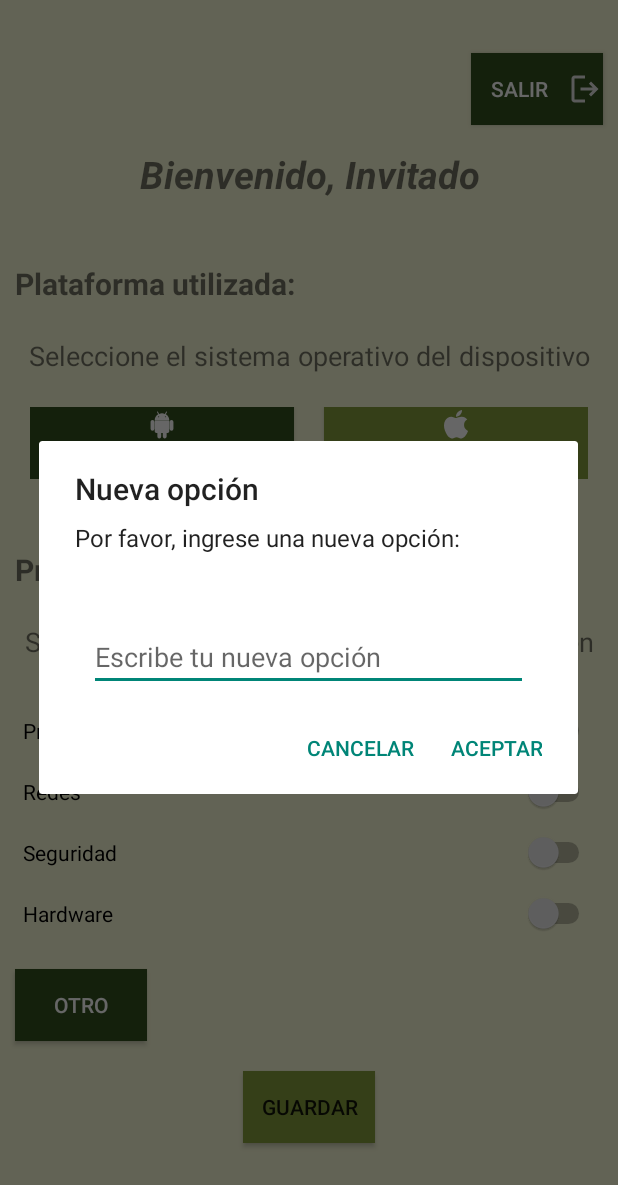
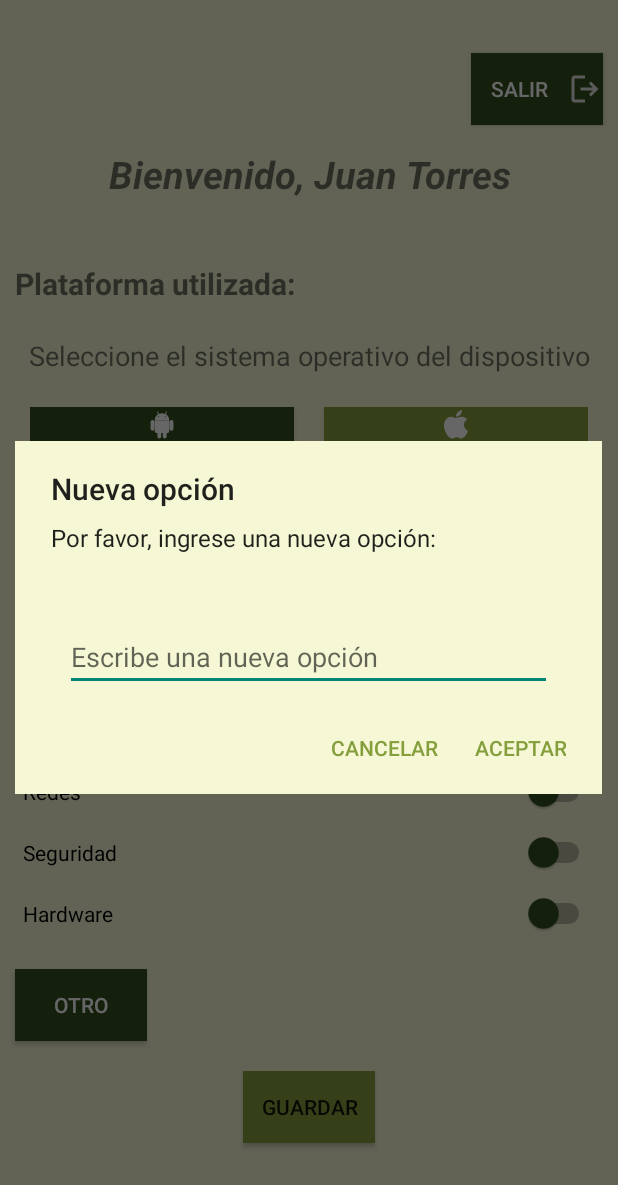
Before and after one commit to Mauricitoxx/Grupo-12-Aplicaciones-Moviles-2025, an Android app built with Jetpack Compose: the MainActivity screen opened directly, with no data from a screen before it, after a tap on "OTRO", on a phone screen of 412 x 824 dp. Shown: the top 1185 px of the screen. Run offline under Robolectric (Android 15) with nearby library versions, the phone set to English and light mode, and no system bars; 3 other taps on this screen came first.

Commit message:
otros cambios esteticos

```diff
--- a/app/src/main/java/com/example/myapplication/LoginActivity.kt
+++ b/app/src/main/java/com/example/myapplication/LoginActivity.kt
@@ -97,12 +97,12 @@ class LoginActivity : AppCompatActivity() {
                 val intent = Intent(this, MainActivity::class.java)
                 intent.putExtra("nombre", email)
                 startActivity(intent)
-                Toast.makeText(this, "Inicio Sesion exitoso", Toast.LENGTH_LONG).show()
+                Toast.makeText(this, "Inicio de Sesión exitoso", Toast.LENGTH_LONG).show()
                 finish()
             } else {
                 emailEditText.setBackgroundResource(R.drawable.borderbox)
                 constraseniaEditText.setBackgroundResource(R.drawable.borderbox)
-                passwordErrorText.text = "No se pudo iniciar sesión porque no existe cuenta con ese mail"
+                passwordErrorText.text = "No se pudo iniciar sesión porque no existe una cuenta con ese mail"
                 passwordErrorText.visibility = TextView.VISIBLE
             }
         }
--- a/app/src/main/java/com/example/myapplication/MainActivity.kt
+++ b/app/src/main/java/com/example/myapplication/MainActivity.kt
@@ -47,7 +47,7 @@ class MainActivity : AppCompatActivity() {
 
         OtroButton.setOnClickListener {
             val input = EditText(this)
-            input.hint = "Escribe tu nueva opción"
+            input.hint = "Escribe una nueva opción"
 
             val container = LinearLayout(this)
             container.orientation = LinearLayout.VERTICAL
@@ -70,6 +70,16 @@ class MainActivity : AppCompatActivity() {
                 .setNegativeButton("Cancelar", null)
                 .create()
 
+            dialog.setOnShowListener {
+                dialog.window?.setBackgroundDrawableResource(R.color.Yellow1)
+
+                val positiveButton = dialog.getButton(AlertDialog.BUTTON_POSITIVE)
+                val negativeButton = dialog.getButton(AlertDialog.BUTTON_NEGATIVE)
+
+                positiveButton.setTextColor(ContextCompat.getColor(this, R.color.Green1))
+                negativeButton.setTextColor(ContextCompat.getColor(this, R.color.Green1))
+            }
+
             dialog.show()
         }
 
@@ -91,11 +101,20 @@ class MainActivity : AppCompatActivity() {
             mensaje.append("Otras opciones: ${if (opcionesExtras.isNotEmpty()) opcionesExtras.joinToString(", ") else "Ninguna"}")
 
 
-            AlertDialog.Builder(this)
+            val dialog = AlertDialog.Builder(this)
                 .setTitle("Sus preferencias")
                 .setMessage(mensaje.toString())
                 .setPositiveButton("OK", null)
-                .show()
+                .create()
+
+            dialog.setOnShowListener {
+                dialog.window?.setBackgroundDrawableResource(R.color.Yellow1)
+
+                val okButton = dialog.getButton(AlertDialog.BUTTON_POSITIVE)
+                okButton.setTextColor(ContextCompat.getColor(this, R.color.Green1))
+            }
+
+            dialog.show()
 
 
             Preferencia1.isChecked = false
@@ -112,7 +131,7 @@ class MainActivity : AppCompatActivity() {
             startActivity(intent)
         }
 
-        val nom = intent.getStringExtra("Nombre") ?: "Invitado"
+        val nom = intent.getStringExtra("Nombre") ?: "Juan Torres"
         val textoUsuario = findViewById<TextView>(R.id.textViewBienvenido)
         textoUsuario.text = "Bienvenido, $nom"
     }
--- a/app/src/main/java/com/example/myapplication/RegisterActivity.kt
+++ b/app/src/main/java/com/example/myapplication/RegisterActivity.kt
@@ -30,7 +30,6 @@ class RegisterActivity : AppCompatActivity() {
 
         val defaultBackground = nombreEdit.background
 
-        // Mostrar/ocultar contraseña principal
         contraseniaEdit.setOnTouchListener { _, event ->
             if (event.action == MotionEvent.ACTION_UP) {
                 val drawableEnd = 2
@@ -50,7 +49,6 @@ class RegisterActivity : AppCompatActivity() {
             false
         }
 
-        // Mostrar/ocultar repetir contraseña
         repcontraseniaEdit.setOnTouchListener { _, event ->
             if (event.action == MotionEvent.ACTION_UP) {
                 val drawableEnd = 2
@@ -76,13 +74,11 @@ class RegisterActivity : AppCompatActivity() {
             val contrasenia = contraseniaEdit.text.toString().trim()
             val repecontrasenia = repcontraseniaEdit.text.toString().trim()
 
-            // Ocultar errores previos
             errorNombre.visibility = TextView.GONE
             errorEmail.visibility = TextView.GONE
             errorPass.visibility = TextView.GONE
             errorRepeatPass.visibility = TextView.GONE
 
-            // Resetear bordes
             nombreEdit.background = defaultBackground
             emailEdit.background = defaultBackground
             contraseniaEdit.background = defaultBackground
--- a/app/src/main/res/layout/bienvenida.xml
+++ b/app/src/main/res/layout/bienvenida.xml
@@ -112,7 +112,8 @@
         android:layout_height="wrap_content"
         android:text="Programación"
         android:layout_marginBottom="20px"
-        android:layout_marginHorizontal="15dp"/>
+        android:layout_marginHorizontal="15dp"
+        android:thumbTint="@color/Green2" />
 
 
     <Switch
@@ -121,7 +122,8 @@
         android:layout_height="wrap_content"
         android:text="Redes"
         android:layout_marginBottom="20px"
-        android:layout_marginHorizontal="15dp"/>
+        android:layout_marginHorizontal="15dp"
+        android:thumbTint="@color/Green2"/>
 
     <Switch
         android:id="@+id/switch3"
@@ -129,7 +131,8 @@
         android:layout_height="wrap_content"
         android:text="Seguridad"
         android:layout_marginBottom="20px"
-        android:layout_marginHorizontal="15dp"/>
+        android:layout_marginHorizontal="15dp"
+        android:thumbTint="@color/Green2"/>
 
     <Switch
         android:id="@+id/switch4"
@@ -137,7 +140,8 @@
         android:layout_height="wrap_content"
         android:text="Hardware"
         android:layout_marginBottom="20px"
-        android:layout_marginHorizontal="15dp"/>
+        android:layout_marginHorizontal="15dp"
+        android:thumbTint="@color/Green2"/>
 
     <Button
         android:id="@+id/buttonOtro"
--- a/app/src/main/res/layout/loginlayout.xml
+++ b/app/src/main/res/layout/loginlayout.xml
@@ -37,7 +37,6 @@
         android:layout_marginEnd="8dp"
         android:background="#000000" />
 
-    <!-- Texto de error para el correo -->
     <TextView
         android:id="@+id/emailErrorText"
         android:layout_width="match_parent"
@@ -45,7 +44,7 @@
         android:paddingStart="4dp"
         android:paddingTop="4dp"
         android:text="Error de email"
-        android:textColor="@color/black"
+        android:textColor="@android:color/holo_red_dark"
         android:textSize="14sp"
         android:visibility="gone" />
 
@@ -73,7 +72,6 @@
         android:layout_marginEnd="8dp"
         android:background="#000000" />
 
-    <!-- Texto de error para la contraseña -->
     <TextView
         android:id="@+id/passwordErrorText"
         android:layout_width="match_parent"
--- a/app/src/main/res/layout/olvidarcontrasenia.xml
+++ b/app/src/main/res/layout/olvidarcontrasenia.xml
@@ -13,6 +13,7 @@
         android:layout_marginTop="100dp"
         android:layout_marginBottom="15dp"
         android:text="¿Tiene problemas para iniciar sesión?"
+        android:textAlignment="center"
         android:layout_gravity="center_horizontal"
         android:textSize="23sp"
         android:textStyle="bold"
@@ -23,7 +24,7 @@
         android:layout_width="wrap_content"
         android:layout_height="wrap_content"
         android:padding="20dp"
-        android:text="Ingrese su correo electronico y le enviaremos un enlace para que pueda recuperar el acceso a su cuenta"
+        android:text="Ingrese su correo electrónico y le enviaremos un enlace para que pueda recuperar el acceso a su cuenta"
         android:textAlignment="center"
         android:textSize="18sp"
         android:layout_marginBottom="40dp"
@@ -53,7 +54,7 @@
         android:id="@+id/button3"
         android:layout_width="wrap_content"
         android:layout_height="wrap_content"
-        android:text="Enviar enlace de inicio de sesion"
+        android:text="Enviar enlace de inicio de sesión"
         android:textStyle="normal"
         android:background="@color/Green1"
         android:padding="20dp"
```
Also changed, not shown: app/src/main/res/layout/registerlayout.xml (+12 -10 lines), 1 other file.
